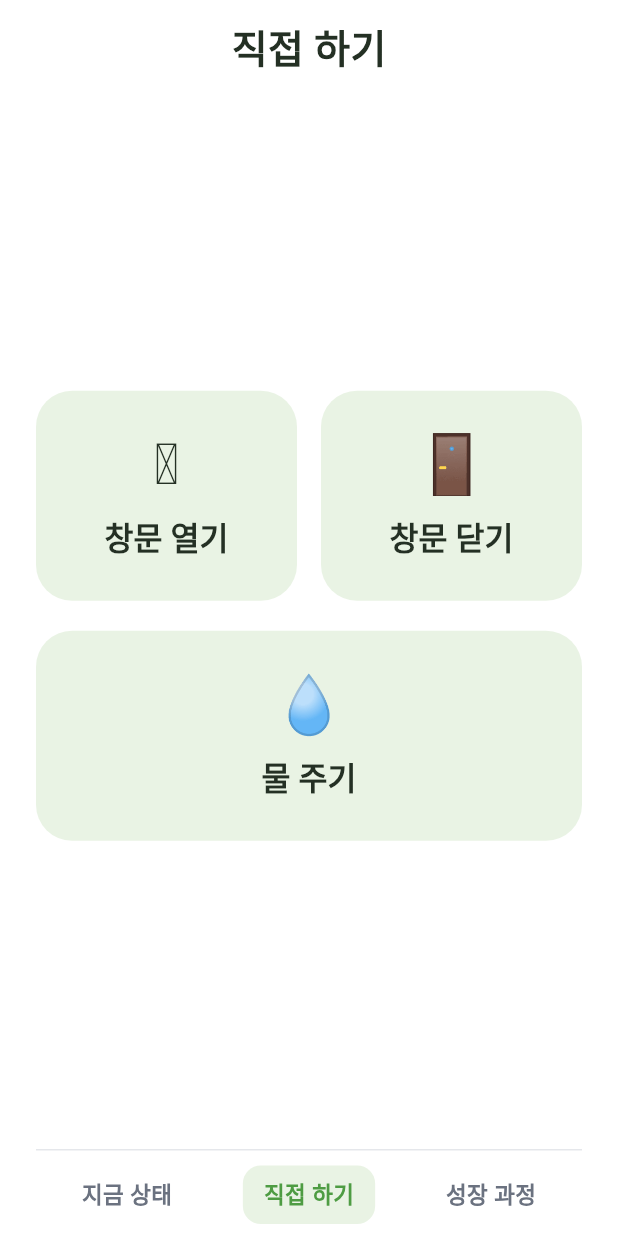
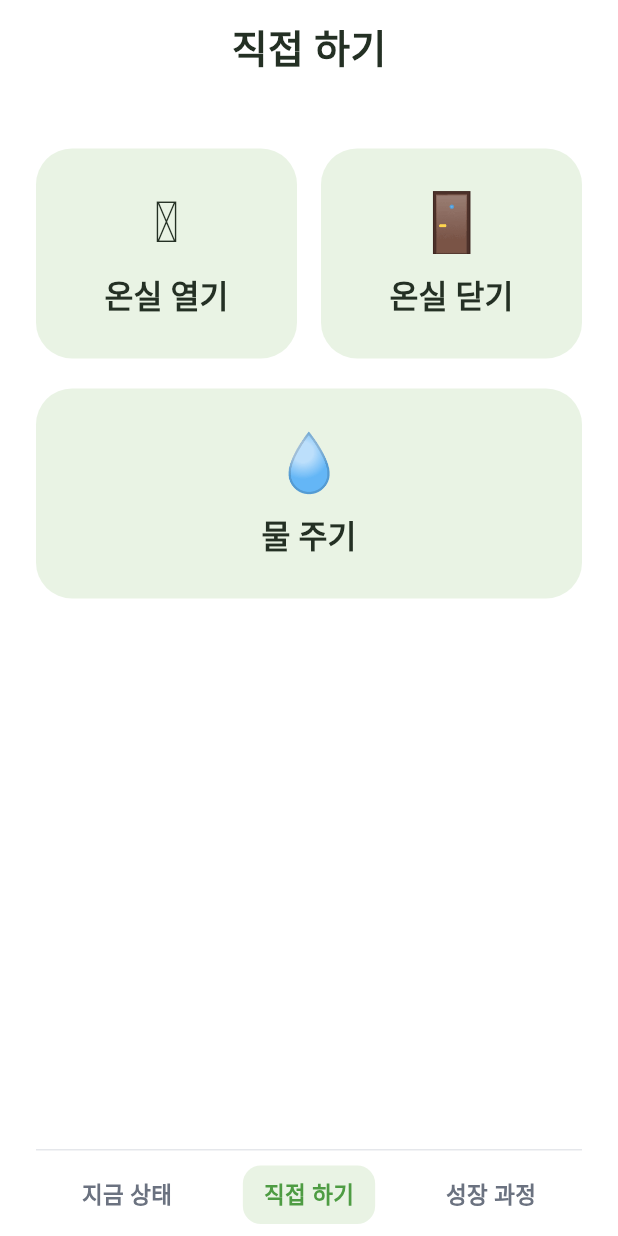
Before and after one commit to namjin22/goblin, a Flutter app: the HomeShell screen opened directly, item 2 of the bottom bar chosen, on a phone screen of 412 x 824 dp. Run offline on Flutter 3.47's test engine with Material 3 defaults, Android fonts, the phone set to English and light mode, and no system bars; our stand-ins replace shared_preferences; accounts and stored records are empty; network calls fail.

Commit message:
Manual screen: close title-to-button gap, rename to 온실 열기/닫기
Leading Spacer() was pushing the buttons far below the title with a
large empty gap. Removed it in favor of a fixed gap. Window-open/close
labels renamed from 창문 to 온실 (greenhouse) per product wording.

```diff
--- a/app/lib/screens/home/manual_screen.dart
+++ b/app/lib/screens/home/manual_screen.dart
@@ -49,24 +49,24 @@ class _ManualScreenState extends State<ManualScreen> {
                 style: const TextStyle(fontSize: 22, fontWeight: FontWeight.w700, color: AppColors.greenDark),
               ),
             ),
-          const Spacer(),
+          const SizedBox(height: 40),
           Row(
             children: [
               Expanded(
                 child: _ActionButton(
                   emoji: '🪟',
-                  label: '창문 열기',
+                  label: '온실 열기',
                   enabled: !busy,
-                  onTap: () => _run('창문을 여는', 'vent_open', '창문을 열었어요'),
+                  onTap: () => _run('온실을 여는', 'vent_open', '온실을 열었어요'),
                 ),
               ),
               const SizedBox(width: 16),
               Expanded(
                 child: _ActionButton(
                   emoji: '🚪',
-                  label: '창문 닫기',
+                  label: '온실 닫기',
                   enabled: !busy,
-                  onTap: () => _run('창문을 닫는', 'vent_close', '창문을 닫았어요'),
+                  onTap: () => _run('온실을 닫는', 'vent_close', '온실을 닫았어요'),
                 ),
               ),
             ],
```
